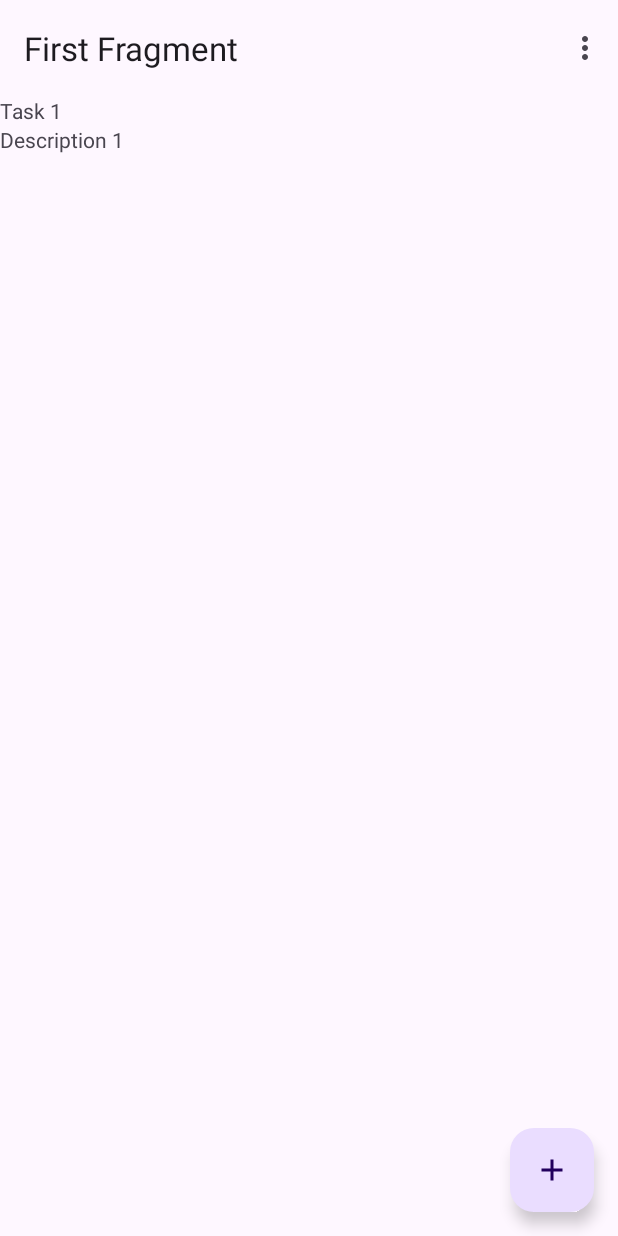
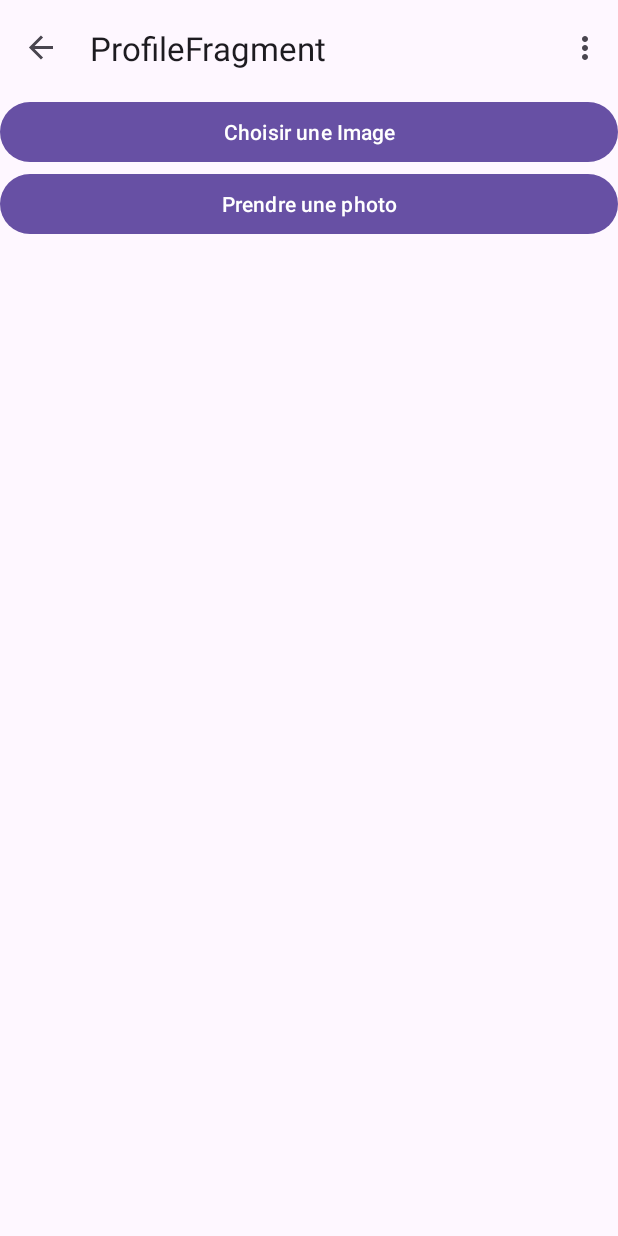
Before and after one commit to CyrilFind/kodo2, an Android app: the screen it shows after launch (MainActivity), in the options menu, after a tap on "Settings", on a phone screen of 412 x 824 dp. Run offline under Robolectric (Android 15) with nearby library versions, the phone set to English and light mode, and no system bars; our stand-ins replace navigation-ui; libraries missing offline, so code that uses them is left out: com.google.modernstorage.mediastore, com.jakewharton.retrofit2; pictures from the network do not load; 3 statements that could not run were skipped.

Commit message:
add stuff

```diff
--- a/app/src/main/AndroidManifest.xml
+++ b/app/src/main/AndroidManifest.xml
@@ -2,6 +2,8 @@
 <manifest xmlns:android="http://schemas.android.com/apk/res/android"
     xmlns:tools="http://schemas.android.com/tools"
     package="io.cyrilfind.kodo2">
+
+    <uses-permission android:name="android.permission.INTERNET" />
 
     <application
         android:allowBackup="true"
--- /dev/null
+++ b/app/src/main/java/io/cyrilfind/kodo2/Api.kt
@@ -0,0 +1,78 @@
+package io.cyrilfind.kodo2
+
+import com.jakewharton.retrofit2.converter.kotlinx.serialization.asConverterFactory
+import kotlinx.serialization.SerialName
+import kotlinx.serialization.Serializable
+import kotlinx.serialization.json.Json
+import okhttp3.MediaType.Companion.toMediaType
+import okhttp3.OkHttpClient
+import retrofit2.Response
+import retrofit2.Retrofit
+import retrofit2.http.*
+
+object Api {
+
+    // constantes qui serviront à faire les requêtes
+    private const val BASE_URL = "https://android-tasks-api.herokuapp.com/api/"
+    private const val TOKEN = "COPIEZ_VOTRE_TOKEN_ICI"
+
+    // client HTTP
+    private val okHttpClient by lazy {
+        OkHttpClient.Builder()
+            .addInterceptor { chain ->
+                // intercepteur qui ajoute le `header` d'authentification avec votre token:
+                val newRequest = chain.request().newBuilder()
+                    .addHeader("Authorization", "Bearer $TOKEN")
+                    .build()
+                chain.proceed(newRequest)
+            }
+            .build()
+    }
+
+    // sérializeur JSON: transforme le JSON en objets kotlin et inversement
+    private val jsonSerializer = Json {
+        ignoreUnknownKeys = true
+        coerceInputValues = true
+    }
+
+    // instance de convertisseur qui parse le JSON renvoyé par le serveur:
+    private val converterFactory =
+        jsonSerializer.asConverterFactory("application/json".toMediaType())
+
+    // permettra d'implémenter les services que nous allons créer:
+    private val retrofit = Retrofit.Builder()
+        .baseUrl(BASE_URL)
+        .client(okHttpClient)
+        .addConverterFactory(converterFactory)
+        .build()
+
+    val userWebService by lazy { retrofit.create(UserWebService::class.java) }
+    val tasksWebService by lazy { retrofit.create(TasksWebService::class.java) }
+}
+
+@Serializable
+data class UserInfo(
+    @SerialName("email")
+    val email: String,
+    @SerialName("firstname")
+    val firstName: String,
+    @SerialName("lastname")
+    val lastName: String
+)
+
+interface UserWebService {
+    @GET("users/info")
+    suspend fun getInfo(): Response<UserInfo>
+}
+
+interface TasksWebService {
+    @GET("tasks")
+    suspend fun getTasks(): Response<List<Task>>
+
+    @POST("tasks")
+    suspend fun createTask(@Body task: Task): Response<Task>
+
+    @PATCH("tasks/{id}")
+    suspend fun updateTask(@Body task: Task, @Path("id") id: String? = task.id): Response<Task>
+
+}
--- a/app/src/main/java/io/cyrilfind/kodo2/ListFragment.kt
+++ b/app/src/main/java/io/cyrilfind/kodo2/ListFragment.kt
@@ -5,8 +5,11 @@ import android.view.LayoutInflater
 import android.view.View
 import android.view.ViewGroup
 import androidx.fragment.app.Fragment
+import androidx.lifecycle.lifecycleScope
 import androidx.navigation.fragment.findNavController
 import io.cyrilfind.kodo2.databinding.FragmentListBinding
+import kotlinx.coroutines.flow.collect
+import kotlinx.coroutines.launch
 import java.io.Serializable
 
 /**
@@ -14,6 +17,7 @@ import java.io.Serializable
  */
 class ListFragment : Fragment() {
     private var tasks: List<Task> = listOf(Task(newUuid(), "Task 1", "Description 1"))
+    private val tasksRepository = TasksRepository()
 
     private lateinit var binding: FragmentListBinding
 
@@ -55,10 +59,16 @@ class ListFragment : Fragment() {
                 findNavController().currentBackStackEntry?.savedStateHandle?.remove<Task>(TASK_KEY)
             }
 
+        lifecycleScope.launch {
+            tasksRepository.taskList.collect {
+                tasks = it
+                adapter.submitList(it)
+            }
+        }
+
         binding.fab.setOnClickListener {
             findNavController().navigate(R.id.action_FirstFragment_to_SecondFragment)
         }
-
     }
 
     override fun onSaveInstanceState(outState: Bundle) {
--- a/app/src/main/java/io/cyrilfind/kodo2/MainActivity.kt
+++ b/app/src/main/java/io/cyrilfind/kodo2/MainActivity.kt
@@ -5,6 +5,7 @@ import android.view.Menu
 import android.view.MenuItem
 import androidx.appcompat.app.AppCompatActivity
 import androidx.core.view.WindowCompat
+import androidx.navigation.NavController
 import androidx.navigation.findNavController
 import androidx.navigation.ui.AppBarConfiguration
 import androidx.navigation.ui.navigateUp
@@ -20,6 +21,8 @@ class MainActivity : AppCompatActivity() {
     private lateinit var appBarConfiguration: AppBarConfiguration
     private lateinit var binding: ActivityMainBinding
 
+    private val navController by lazy { findNavController(R.id.nav_host_fragment_content_main) }
+
     override fun onCreate(savedInstanceState: Bundle?) {
         WindowCompat.setDecorFitsSystemWindows(window, false)
         super.onCreate(savedInstanceState)
@@ -29,7 +32,6 @@ class MainActivity : AppCompatActivity() {
 
         setSupportActionBar(binding.toolbar)
 
-        val navController = findNavController(R.id.nav_host_fragment_content_main)
         appBarConfiguration = AppBarConfiguration(navController.graph)
         setupActionBarWithNavController(navController, appBarConfiguration)
 
@@ -43,13 +45,16 @@ class MainActivity : AppCompatActivity() {
 
     override fun onOptionsItemSelected(item: MenuItem): Boolean {
         return when (item.itemId) {
-            R.id.action_settings -> true
+            R.id.action_settings -> {
+                navController.navigate(R.id.action_FirstFragment_to_profileFragment)
+                true
+            }
             else -> super.onOptionsItemSelected(item)
         }
+
     }
 
     override fun onSupportNavigateUp(): Boolean {
-        val navController = findNavController(R.id.nav_host_fragment_content_main)
         return navController.navigateUp(appBarConfiguration)
                 || super.onSupportNavigateUp()
     }
--- /dev/null
+++ b/app/src/main/java/io/cyrilfind/kodo2/ProfileFragment.kt
@@ -0,0 +1,94 @@
+package io.cyrilfind.kodo2
+
+import android.Manifest
+import android.content.Intent
+import android.content.pm.PackageManager
+import android.net.Uri
+import android.os.Bundle
+import android.provider.Settings
+import android.view.LayoutInflater
+import android.view.View
+import android.view.ViewGroup
+import androidx.activity.result.contract.ActivityResultContracts
+import androidx.appcompat.app.AlertDialog
+import androidx.core.content.ContextCompat.checkSelfPermission
+import androidx.fragment.app.Fragment
+import androidx.lifecycle.lifecycleScope
+import coil.load
+import com.google.android.material.snackbar.Snackbar
+import com.google.modernstorage.mediastore.FileType
+import com.google.modernstorage.mediastore.Internal
+import com.google.modernstorage.mediastore.MediaStoreRepository
+import io.cyrilfind.kodo2.databinding.FragmentProfileBinding
+import kotlinx.coroutines.launch
+
+
+class ProfileFragment : Fragment() {
+    lateinit var binding: FragmentProfileBinding
+    private var photoUri: Uri? = null
+    private val mediaStore by lazy { MediaStoreRepository(requireContext()) }
+
+    private val permissionAndCameraLauncher =
+        registerForActivityResult(ActivityResultContracts.RequestPermission()) { accepted ->
+            if (accepted) launchCamera()
+            else showExplanation()
+        }
+
+    private val cameraLauncher =
+        registerForActivityResult(ActivityResultContracts.TakePicture()) { accepted ->
+            if (accepted) binding.imageView.load(photoUri)
+            else Snackbar.make(requireView(), "Capture failed", Snackbar.LENGTH_LONG)
+        }
+
+    init {
+        lifecycleScope.launch {
+            photoUri = mediaStore.createMediaUri(
+                filename = "picture.jpg",
+                type = FileType.IMAGE,
+                location = Internal
+            ).getOrThrow()
+        }
+    }
+    override fun onCreateView(
+        inflater: LayoutInflater,
+        container: ViewGroup?,
+        savedInstanceState: Bundle?
+    ): View {
+        binding = FragmentProfileBinding.inflate(layoutInflater)
+        return binding.root
+    }
+
+    override fun onViewCreated(view: View, savedInstanceState: Bundle?) {
+        super.onViewCreated(view, savedInstanceState)
+        binding.takePictureButton.setOnClickListener {
+            val camPermission = Manifest.permission.CAMERA
+            val permissionStatus = checkSelfPermission(requireContext(), camPermission)
+            val isAlreadyAccepted = permissionStatus == PackageManager.PERMISSION_GRANTED
+            val isExplanationNeeded = shouldShowRequestPermissionRationale(camPermission)
+            when {
+                isAlreadyAccepted -> launchCamera()
+                isExplanationNeeded -> showExplanation()
+                else -> permissionAndCameraLauncher.launch(camPermission)
+            }
+        }
+    }
+
+    private fun showExplanation() {
+        AlertDialog.Builder(requireContext())
+            .setMessage("On a besoin de la caméra sivouplé ! 🥺")
+            .setPositiveButton("Bon, ok") { _, _ -> launchAppSettings() }
+            .show()
+    }
+
+    private fun launchAppSettings() {
+        val intent = Intent(
+            Settings.ACTION_APPLICATION_DETAILS_SETTINGS,
+            Uri.fromParts("package", context?.packageName, null)
+        )
+        startActivity(intent)
+    }
+
+    private fun launchCamera() {
+        cameraLauncher.launch(photoUri)
+    }
+}
--- /dev/null
+++ b/app/src/main/java/io/cyrilfind/kodo2/ServiceLocator.kt
@@ -0,0 +1,4 @@
+package io.cyrilfind.kodo2
+
+class ServiceLocator {
+}
--- a/app/src/main/java/io/cyrilfind/kodo2/Task.kt
+++ b/app/src/main/java/io/cyrilfind/kodo2/Task.kt
@@ -2,4 +2,5 @@ package io.cyrilfind.kodo2
 
 import java.io.Serializable
 
+@kotlinx.serialization.Serializable
 data class Task(val id: String, val title: String, val description: String) : Serializable
--- /dev/null
+++ b/app/src/main/res/layout/fragment_profile.xml
@@ -0,0 +1,25 @@
+<?xml version="1.0" encoding="utf-8"?>
+<LinearLayout xmlns:android="http://schemas.android.com/apk/res/android"
+    xmlns:tools="http://schemas.android.com/tools"
+    android:layout_width="match_parent"
+    android:layout_height="match_parent"
+    android:orientation="vertical">
+
+    <Button
+        android:id="@+id/upload_image_button"
+        android:layout_width="match_parent"
+        android:layout_height="wrap_content"
+        android:text="Choisir une Image" />
+
+    <Button
+        android:id="@+id/take_picture_button"
+        android:layout_width="match_parent"
+        android:layout_height="wrap_content"
+        android:text="Prendre une photo" />
+
+    <ImageView
+        android:id="@+id/image_view"
+        android:layout_width="match_parent"
+        android:layout_height="wrap_content"
+        tools:srcCompat="@tools:sample/avatars" />
+</LinearLayout>
--- a/app/src/main/res/navigation/nav_graph.xml
+++ b/app/src/main/res/navigation/nav_graph.xml
@@ -14,6 +14,9 @@
         <action
             android:id="@+id/action_FirstFragment_to_SecondFragment"
             app:destination="@id/SecondFragment" />
+        <action
+            android:id="@+id/action_FirstFragment_to_profileFragment"
+            app:destination="@id/profileFragment" />
     </fragment>
     <fragment
         android:id="@+id/SecondFragment"
@@ -25,4 +28,8 @@
             android:id="@+id/action_SecondFragment_to_FirstFragment"
             app:destination="@id/FirstFragment" />
     </fragment>
+    <fragment
+        android:id="@+id/profileFragment"
+        android:name="io.cyrilfind.kodo2.ProfileFragment"
+        android:label="ProfileFragment" />
 </navigation>
```
Also changed, not shown: app/build.gradle (+28 -4 lines), app/src/main/java/io/cyrilfind/kodo2/TaskRepository.kt (added, +40 -0 lines), build.gradle (+8 -2 lines), app/src/main/java/io/cyrilfind/kodo2/FormActivity.kt (line endings or trailing spaces).
